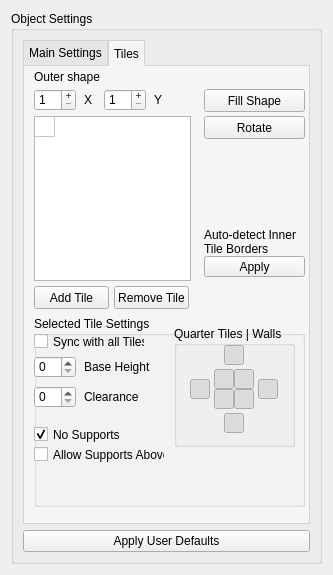
Old version of the form editor_app/gui/settingsLS.ui in the repository danielmeinert/objectcreator.
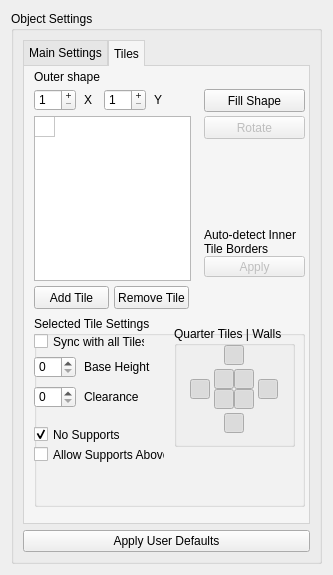
New version of the form. The open tabs and pages were chosen to show the change.

Commit message: adapt widgets ui

```diff
--- a/editor_app/gui/settingsLS.ui
+++ b/editor_app/gui/settingsLS.ui
@@ -1190,6 +1190,9 @@
           </property>
          </widget>
          <widget class="QPushButton" name="pushButton">
+          <property name="enabled">
+           <bool>false</bool>
+          </property>
           <property name="geometry">
            <rect>
             <x>180</x>
@@ -1203,6 +1206,9 @@
           </property>
          </widget>
          <widget class="QPushButton" name="pushButton_3">
+          <property name="enabled">
+           <bool>false</bool>
+          </property>
           <property name="geometry">
            <rect>
             <x>180</x>
```
The commit also changes 1 other file.
